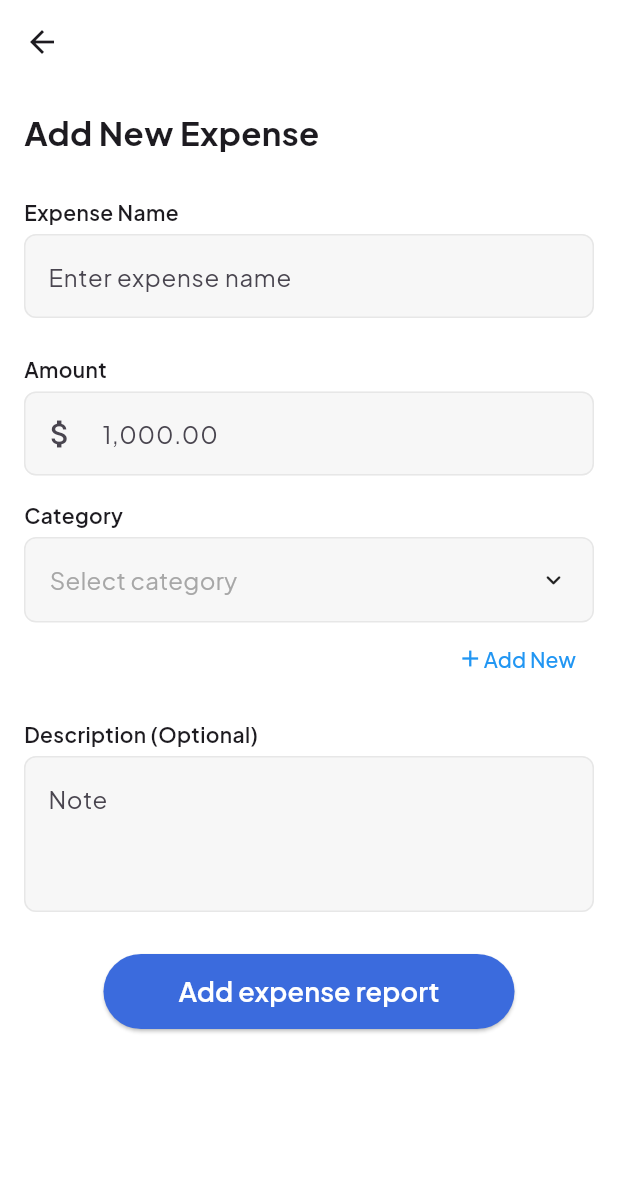
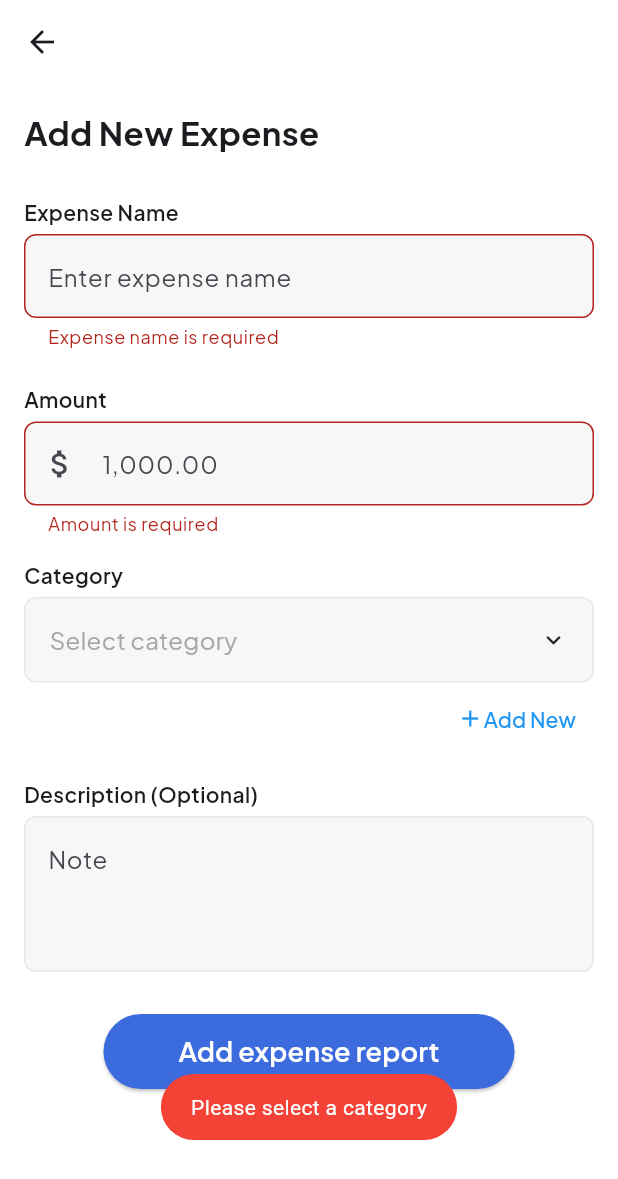
Before and after one commit to Efhemo/expar, a Flutter app: the AddExpenseScreen screen opened by its route, after a tap on "Add expense report", on a phone screen of 412 x 824 dp. Shown: the top 1179 px of the screen. Run offline on Flutter 3.47's test engine with Material 3 defaults, Android fonts, the phone set to English and light mode, and no system bars; our stand-ins replace animated_custom_dropdown, flutter_svg, fluttertoast, go_router, google_fonts, iconsax and 1 more; generated files the repository leaves out were written again.

Commit message:
added error text to show validation

```diff
--- a/lib/screens/home/add_expense.dart
+++ b/lib/screens/home/add_expense.dart
@@ -1,14 +1,12 @@
-import 'dart:developer';
-
-import 'package:animated_custom_dropdown/custom_dropdown.dart';
 import 'package:flutter/material.dart';
 import 'package:flutter/services.dart';
+import 'package:fluttertoast/fluttertoast.dart';
 import 'package:go_router/go_router.dart';
 import 'package:myapp/data/database_service.dart';
 import 'package:myapp/model/Category.dart';
 import 'package:myapp/utils/currency_input_formatter.dart';
-import 'package:myapp/utils/palette.dart';
 import 'package:myapp/widgets/add_category_text_button.dart';
+import 'package:myapp/widgets/category_dropdown.dart';
 import 'package:myapp/widgets/custom_button.dart';
 import 'package:myapp/widgets/custom_text_input.dart';
 import 'package:provider/provider.dart';
@@ -16,7 +14,7 @@ import 'package:provider/provider.dart';
 import 'controllers/add_expense_controller.dart';
 
 class AddExpenseScreen extends StatefulWidget {
-  const AddExpenseScreen({super.key});
+  const AddExpenseScreen({Key? key}) : super(key: key);
 
   @override
   _AddExpenseScreenState createState() => _AddExpenseScreenState();
@@ -74,6 +72,10 @@ class _AddExpenseScreenState extends State<AddExpenseScreen> {
                         labelText: 'Expense Name',
                         hintText: 'Enter expense name',
                         controller: controller.expenseNameController,
+                        errorText:
+                            controller.expenseNameController.text.isEmpty
+                                ? 'Expense name is required'
+                                : null,
                       ),
                       const SizedBox(height: 8),
                       CustomTextInput(
@@ -86,6 +88,10 @@ class _AddExpenseScreenState extends State<AddExpenseScreen> {
                           FilteringTextInputFormatter.digitsOnly,
                           CurrencyInputFormatter(),
                         ],
+                        errorText:
+                            controller.amountController.text.isEmpty
+                                ? 'Amount is required'
+                                : null,
                       ),
                       const SizedBox(height: 8),
                       Text(
@@ -96,36 +102,15 @@ class _AddExpenseScreenState extends State<AddExpenseScreen> {
                         ),
                       ),
                       const SizedBox(height: 5),
-                      FutureBuilder<List<Category>>(
-                        future: controller.getCategories(),
+                      StreamBuilder<List<Category>>(
+                        stream: controller.categories,
                         builder: (context, snapshot) {
                           if (snapshot.hasData) {
                             final categories = snapshot.data!;
-                            return CustomDropdown<Category>.search(
-                              hintText: 'Select category',
-                              items: categories,
-                              // initialItem: initialCategory,
-                              overlayHeight: 342,
-                              decoration: CustomDropdownDecoration(
-                                closedFillColor: fillGrey,
-                                closedBorderRadius: BorderRadius.circular(8.0),
-                                closedBorder: Border.all(
-                                  color: strokeGrey,
-                                  width: 1,
-                                ),
-                                expandedBorderRadius: BorderRadius.circular(
-                                  8.0,
-                                ),
-                                expandedBorder: Border.all(
-                                  color: strokeGrey,
-                                  width: 1,
-                                ),
-                              ),
+                            return CategoryDropdown(
+                              categories: categories,
                               onChanged: (value) {
-                                log('SearchDropdown onChanged value: $value');
-                                setState(() {
                                 controller.setSelectedCategory(value!);
-                                });
                               },
                             );
                           } else if (snapshot.hasError) {
@@ -137,7 +122,7 @@ class _AddExpenseScreenState extends State<AddExpenseScreen> {
                       ),
                       Row(
                         children: [
-                          Expanded(child: SizedBox.shrink()),
+                          const Expanded(child: SizedBox.shrink()),
                           AddCategoryTextButton(
                             addCategory: (String newCategoryName) async {
                               await controller.addCategory(newCategoryName);
@@ -160,6 +145,16 @@ class _AddExpenseScreenState extends State<AddExpenseScreen> {
                           text: 'Add expense report',
                           onPressed: () async {
                             if (_formKey.currentState!.validate()) {
+                              if (controller.selectedCategory == null) {
+                                Fluttertoast.showToast(
+                                  msg: 'Please select a category',
+                                  toastLength: Toast.LENGTH_SHORT,
+                                  gravity: ToastGravity.BOTTOM,
+                                  backgroundColor: Colors.red,
+                                  textColor: Colors.white,
+                                );
+                                return;
+                              }
                               final success = await controller.addExpense();
                               if (success) {
                                 context.go('/successful');
--- a/lib/screens/home/controllers/add_expense_controller.dart
+++ b/lib/screens/home/controllers/add_expense_controller.dart
@@ -14,19 +14,24 @@ class AddExpenseController extends ChangeNotifier {
     Category()..name = 'Transportation',
   ];
 
-  AddExpenseController({required this.databaseService});
+  late final Stream<List<Category>> _categories;
+  Stream<List<Category>> get categories => _categories;
 
-  Future<List<Category>> getCategories() async {
-    final categoriesFromDatabase =
-        await databaseService.watchAllCategories().first;
-    final allCategories = [...defaultCategories, ...categoriesFromDatabase];
-    return allCategories;
+  AddExpenseController({required this.databaseService}) {
+    _categories = databaseService.watchAllCategories();
   }
 
   void setSelectedCategory(Category category) {
     selectedCategory = category;
     notifyListeners();
   }
+
+  // Future<List<Category>> getCategories() async {
+  //   final categoriesFromDatabase =
+  //       await databaseService.watchAllCategories().first;
+  //   final allCategories = [...defaultCategories, ...categoriesFromDatabase];
+  //   return allCategories;
+  // }
 
   Future<Category?> addCategory(String name) async {
     return await databaseService.createCategory(name);
--- /dev/null
+++ b/lib/widgets/category_dropdown.dart
@@ -0,0 +1,44 @@
+import 'dart:developer';
+
+import 'package:animated_custom_dropdown/custom_dropdown.dart';
+import 'package:flutter/material.dart';
+import 'package:myapp/model/Category.dart';
+import 'package:myapp/utils/palette.dart';
+
+class CategoryDropdown extends StatefulWidget {
+  const CategoryDropdown({
+    super.key,
+    required this.categories,
+    required this.onChanged,
+  });
+
+  final List<Category> categories;
+  final Function(Category?) onChanged;
+
+  @override
+  State<CategoryDropdown> createState() => _CategoryDropdownState();
+}
+
+class _CategoryDropdownState extends State<CategoryDropdown> {
+  @override
+  Widget build(BuildContext context) {
+    return CustomDropdown<Category>.search(
+      hintText: 'Select category',
+      items: widget.categories,
+      // initialItem: initialCategory,
+      overlayHeight: 342,
+      decoration: CustomDropdownDecoration(
+        closedFillColor: fillGrey,
+        closedBorderRadius: BorderRadius.circular(8.0),
+        closedBorder: Border.all(color: strokeGrey, width: 1),
+        expandedBorderRadius: BorderRadius.circular(8.0),
+        expandedBorder: Border.all(color: strokeGrey, width: 1),
+      ),
+      onChanged: (value) {
+        log('SearchDropdown onChanged value: \$value');
+        widget.onChanged(value);
+        setState(() {});
+      },
+    );
+  }
+}
--- a/lib/widgets/custom_text_input.dart
+++ b/lib/widgets/custom_text_input.dart
@@ -11,6 +11,7 @@ class CustomTextInput extends StatelessWidget {
   final List<TextInputFormatter>? inputFormatters;
   final bool obscureText;
   final int? maxLines;
+  final String? errorText;
 
   const CustomTextInput({
     super.key,
@@ -22,6 +23,7 @@ class CustomTextInput extends StatelessWidget {
     this.inputFormatters,
     this.obscureText = false,
     this.maxLines,
+    this.errorText,
   });
 
   @override
@@ -32,9 +34,10 @@ class CustomTextInput extends StatelessWidget {
         crossAxisAlignment: CrossAxisAlignment.start,
         children: [
           if (labelText != null)
-            Text(labelText!, style: const TextStyle(fontSize: 14, fontWeight: FontWeight.w600)),
-            SizedBox(height: 5),
-
+            Text(labelText!,
+                style: const TextStyle(
+                    fontSize: 14, fontWeight: FontWeight.w600)),
+          const SizedBox(height: 5),
           TextFormField(
             controller: controller,
             keyboardType: keyboardType,
@@ -45,12 +48,13 @@ class CustomTextInput extends StatelessWidget {
               filled: true,
               fillColor: fillGrey,
               hintText: hintText,
+              errorText: errorText,
               border: OutlineInputBorder(
                 borderRadius: BorderRadius.circular(8.0),
               ),
               enabledBorder: OutlineInputBorder(
-                  borderRadius: BorderRadius.circular(8.0),
-                  borderSide: BorderSide(color: strokeGrey, width: 1),
+                borderRadius: BorderRadius.circular(8.0),
+                borderSide: BorderSide(color: strokeGrey, width: 1),
               ),
               prefixIcon: prefixIcon,
             ),
--- a/pubspec.yaml
+++ b/pubspec.yaml
@@ -44,6 +44,7 @@ dependencies:
   animated_custom_dropdown: 3.1.1
   objectbox: ^4.1.0
   objectbox_flutter_libs: ^4.1.0
+  fluttertoast: ^8.2.12
 
   path_provider: any
 
```
Also changed, not shown: pubspec.lock. Lines whose indentation alone changed are shown as unchanged.
